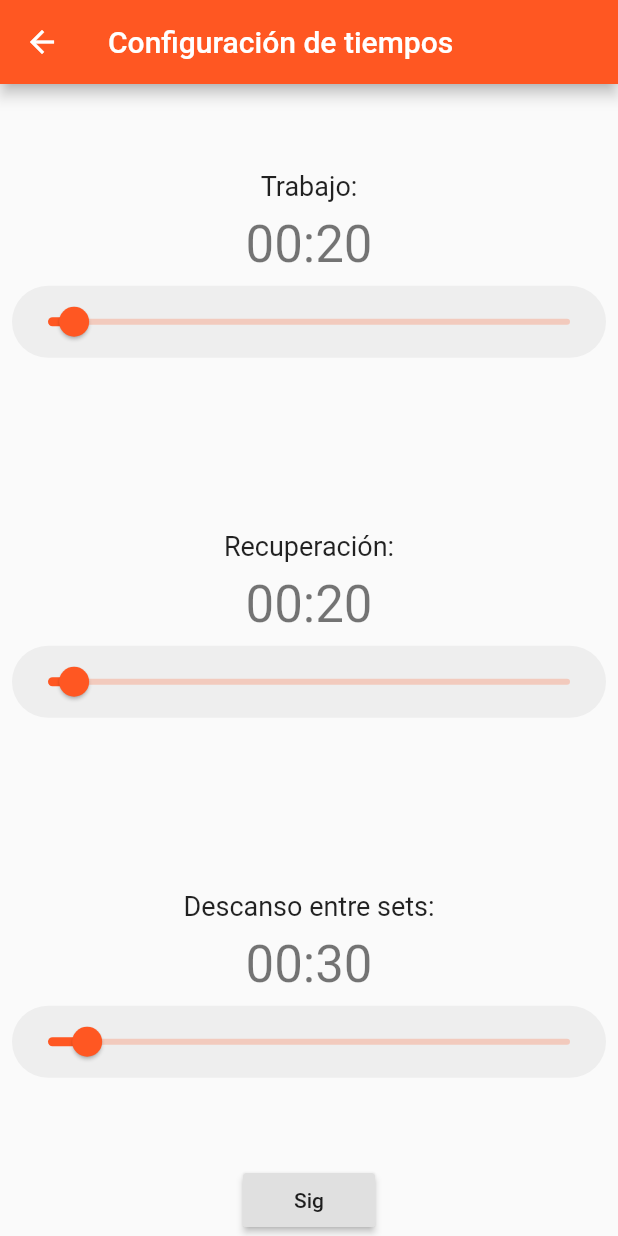
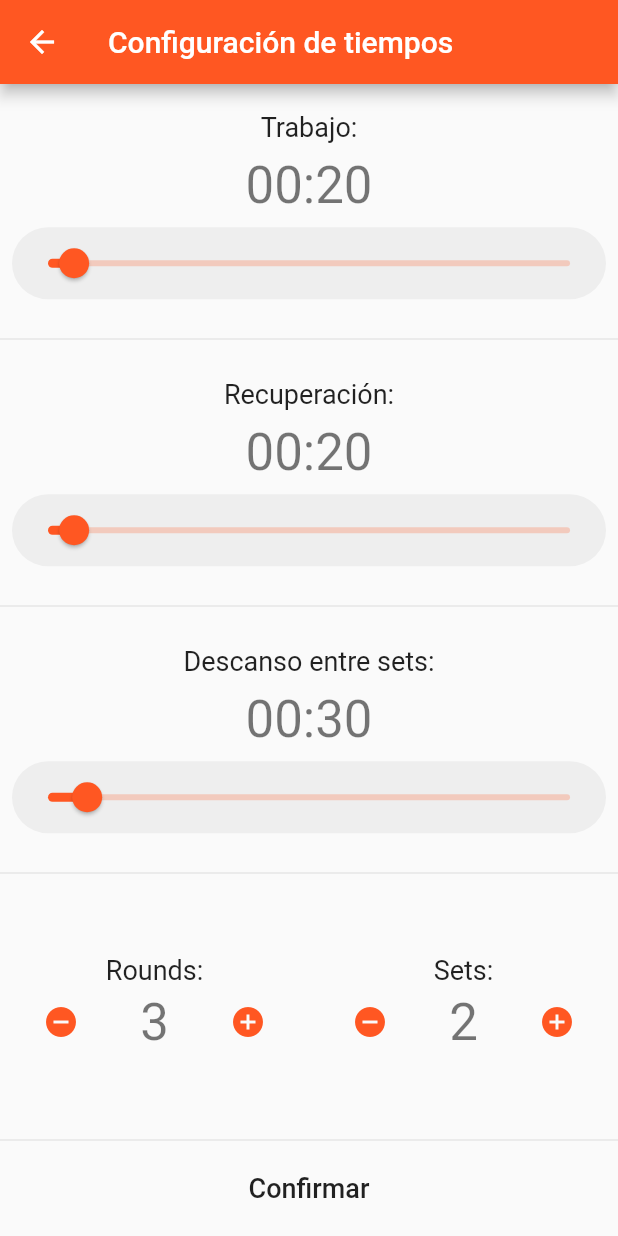
Before and after one commit to LivramentoLuciano/titan-timer-flutter-app, a Flutter app: the RoutineSettingsScreen screen opened by its route, on a phone screen of 412 x 824 dp. Run offline on Flutter 3.47's test engine with Material 2 defaults, Android fonts, the phone set to English and light mode, and no system bars; our stand-ins replace audioplayers, flutter_blue, flutter_swiper, video_player.

Commit message:
control version: agrego settings de Rounds y Sets

```diff
--- a/titan_timer_control/lib/model/routine.dart
+++ b/titan_timer_control/lib/model/routine.dart
@@ -3,11 +3,16 @@ import 'package:flutter/material.dart';
 class Routine with ChangeNotifier {
   num _tWork, _tRest, _tRestSets;
   num _rounds, _sets;
+  num _maxRounds, _maxSets;
 
   Routine({tWork, tRest, tRestSets, rounds, sets})
       : _tWork = tWork,
         _tRest = tRest,
-        _tRestSets = tRestSets;
+        _tRestSets = tRestSets,
+        _rounds = 3,
+        _sets = 2,
+        _maxRounds = 15,
+        _maxSets = 15;
 
   num get tWork => _tWork;
   set tWork(num tW) {
@@ -39,6 +44,9 @@ class Routine with ChangeNotifier {
     notifyListeners();
   }
 
+  num get maxRounds => _maxRounds;
+  num get maxSets => _maxSets;
+
   String toString() =>
       "tWork: $_tWork, tRest: $_tRest, tRestSets: $_tRestSets,...";
 }
--- a/titan_timer_control/lib/view/screens/routine_settings.dart
+++ b/titan_timer_control/lib/view/screens/routine_settings.dart
@@ -1,6 +1,7 @@
 import 'package:flutter/material.dart';
 import 'package:titan_timer_control/constants.dart';
-import 'package:titan_timer_control/view/widgets/time_slider.dart';
+import 'package:titan_timer_control/view/widgets/routine_settings/reps_settings.dart';
+import 'package:titan_timer_control/view/widgets/routine_settings/time_settings.dart';
 
 class RoutineSettingsScreen extends StatelessWidget {
   @override
@@ -12,11 +13,27 @@ class RoutineSettingsScreen extends StatelessWidget {
           mainAxisAlignment: MainAxisAlignment.center,
           children: [
             TimeSlider(name: "work"),
+            Divider(),
             TimeSlider(name: "rest"),
+            Divider(),
             TimeSlider(name: "rest-set"),
-            RaisedButton(
-              onPressed: () => Navigator.of(context).pushNamed(CONTROL_ROUTE),
-              child: Text("Sig"),
+            Divider(),
+            Expanded(
+              child: Row(
+                mainAxisAlignment: MainAxisAlignment.spaceAround,
+                children: [
+                  RepsSetter(name: "round"),
+                  RepsSetter(name: "set"),
+                ],
+              ),
+            ),
+            Divider(),
+            Padding(
+              padding: const EdgeInsets.only(bottom: 8.0),
+              child: FlatButton(
+                onPressed: () => Navigator.of(context).pushNamed(CONTROL_ROUTE),
+                child: Text("Confirmar", style: TextStyle(fontSize: 18)),
+              ),
             )
           ],
         ),
--- /dev/null
+++ b/titan_timer_control/lib/view/widgets/routine_settings/reps_settings.dart
@@ -0,0 +1,60 @@
+import 'package:flutter/material.dart';
+import 'package:provider/provider.dart';
+import 'package:titan_timer_control/model/routine.dart';
+
+class RepsSetter extends StatelessWidget {
+  RepsSetter({@required this.name});
+  final String name;
+
+  @override
+  Widget build(BuildContext context) {
+    final routine = Provider.of<Routine>(context);
+    final _title = name == "round" ? "Rounds:" : "Sets:";
+    final _reps = name == "round" ? routine.rounds : routine.sets;
+
+    final _iconColor = Theme.of(context).accentColor;
+
+    _handleMinus() {
+      if (name == "round") {
+        if (routine.rounds > 1) routine.rounds--;
+      } else if (name == "set") {
+        if (routine.sets > 1) routine.sets--;
+      }
+    }
+
+    _handlePlus() {
+      if (name == "round") {
+        if (routine.rounds < routine.maxRounds) routine.rounds++;
+      } else if (name == "set") {
+        if (routine.sets < routine.maxSets) routine.sets++;
+      }
+    }
+
+    return Expanded(
+      child: Column(
+        mainAxisAlignment: MainAxisAlignment.center,
+        children: [
+          Text(_title, style: TextStyle(fontSize: 18)),
+          Row(
+            mainAxisAlignment: MainAxisAlignment.spaceEvenly,
+            children: [
+              IconButton(
+                onPressed: _handleMinus,
+                icon: Icon(Icons.remove_circle, color: _iconColor),
+              ),
+              Padding(
+                padding: const EdgeInsets.symmetric(horizontal: 12.0),
+                child: Text("$_reps",
+                    style: Theme.of(context).textTheme.headline4),
+              ),
+              IconButton(
+                onPressed: _handlePlus,
+                icon: Icon(Icons.add_circle, color: _iconColor),
+              ),
+            ],
+          ),
+        ],
+      ),
+    );
+  }
+}
```
Also changed, not shown: titan_timer_control/lib/view/widgets/routine_settings/time_settings.dart (renamed from titan_timer_control/lib/view/widgets/time_slider.dart).
